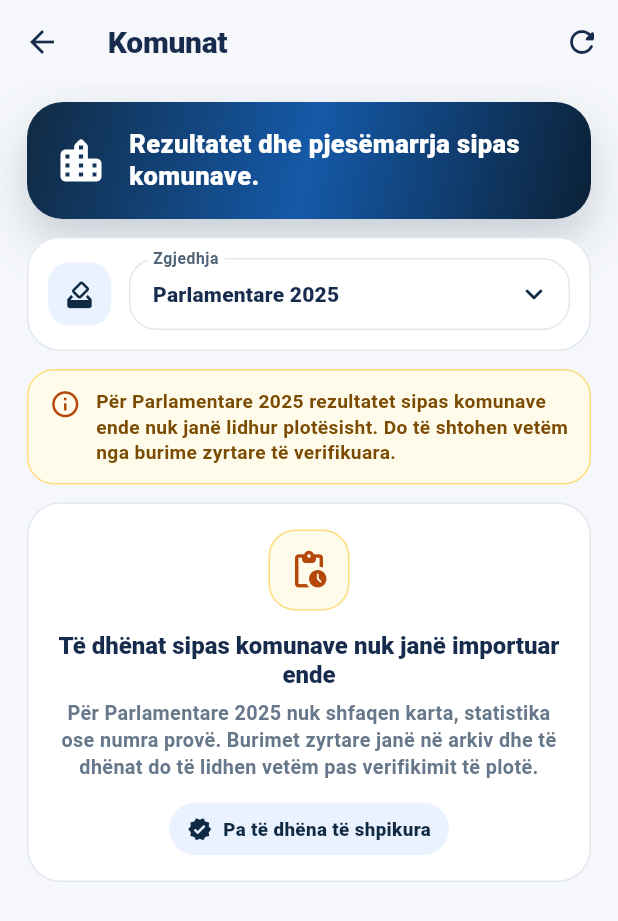
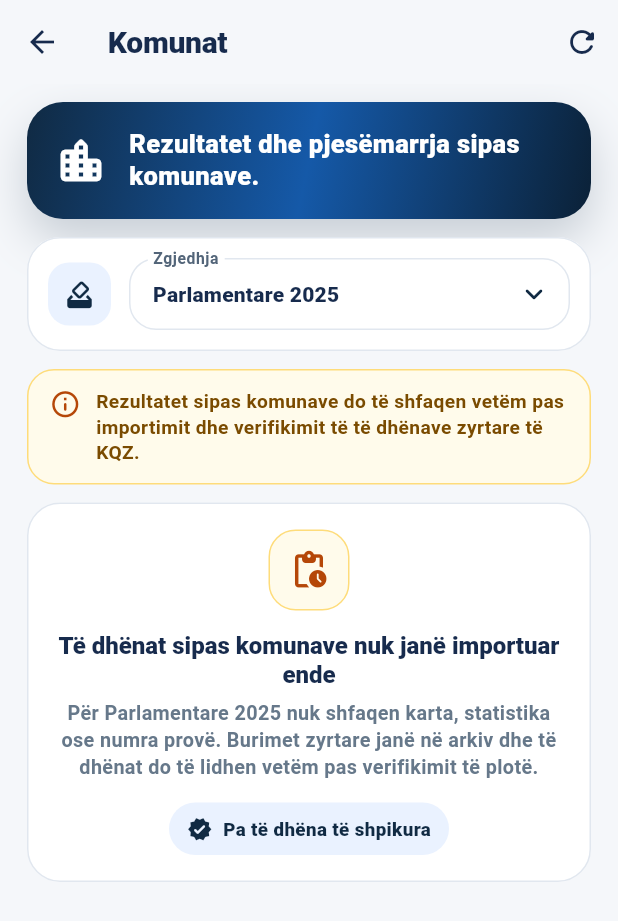
Before and after one commit to genti2004-cmyk/zgjedhjet_info, a Flutter app: the MunicipalitiesScreen screen opened directly, on a phone screen of 412 x 824 dp. Shown: the top 921 px of the screen. Run offline on Flutter 3.47's test engine with Material 3 defaults, Android fonts, the light colour scheme and no system bars.

Commit message:
UI: Final text polish for results and municipalities

```diff
--- a/lib/src/features/municipalities/presentation/municipalities_screen.dart
+++ b/lib/src/features/municipalities/presentation/municipalities_screen.dart
@@ -68,7 +68,7 @@ class _MunicipalitiesScreenState extends State<MunicipalitiesScreen> {
         return 'Për ${source.shortTitle} burimet zyrtare të komunave janë regjistruar në arkiv. Të dhënat numerike sipas komunave ende nuk janë importuar, sepse duhet verifikim i plotë i skedarëve të KQZ.';
       }
 
-      return 'Për ${source.shortTitle} rezultatet sipas komunave ende nuk janë lidhur plotësisht. Do të shtohen vetëm nga burime zyrtare të verifikuara.';
+      return 'Rezultatet sipas komunave do të shfaqen vetëm pas importimit dhe verifikimit të të dhënave zyrtare të KQZ.';
     }
 
     return 'Të dhënat zyrtare për komunat nuk janë importuar ende. Ato do të shfaqen vetëm pas verifikimit nga dokumentet zyrtare të KQZ.';
--- a/lib/src/features/results/presentation/results_screen.dart
+++ b/lib/src/features/results/presentation/results_screen.dart
@@ -340,7 +340,7 @@ class _PremiumHeader extends StatelessWidget {
               ),
               PremiumWhitePill(
                 icon: Icons.emoji_events_rounded,
-                label: winner == null ? 'Pa rezultate' : 'Fitues: ${winner!.shortName}',
+                label: winner == null ? 'Pa rezultate' : 'Fituesi: ${winner!.shortName}',
               ),
             ],
           ),
```
